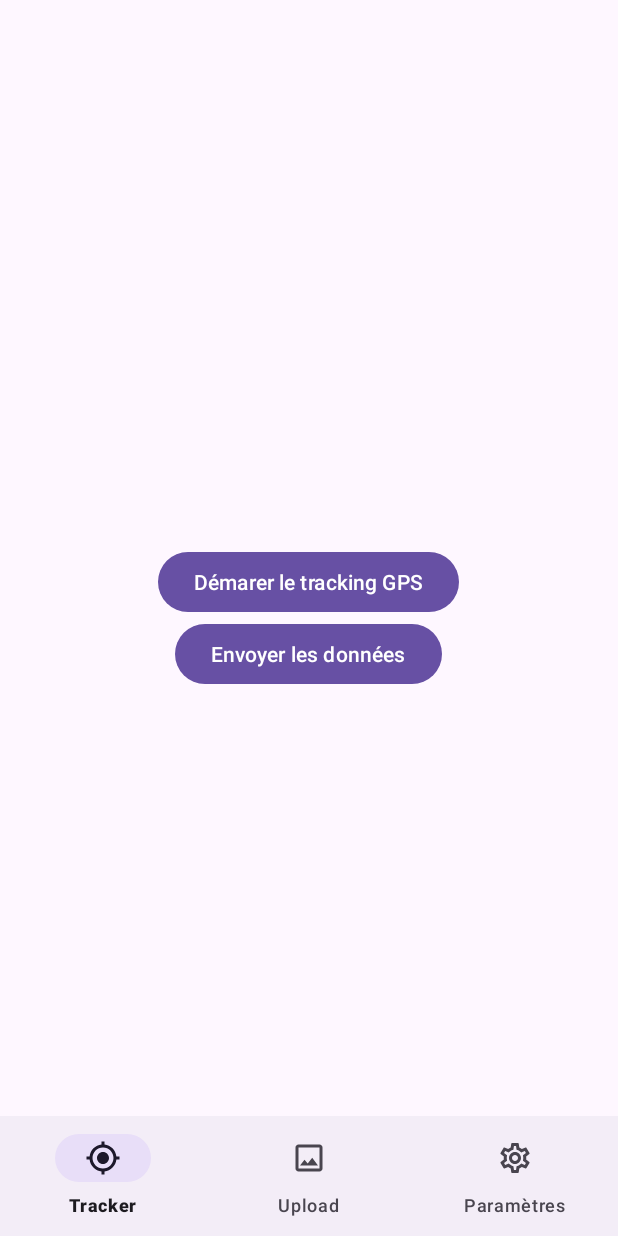
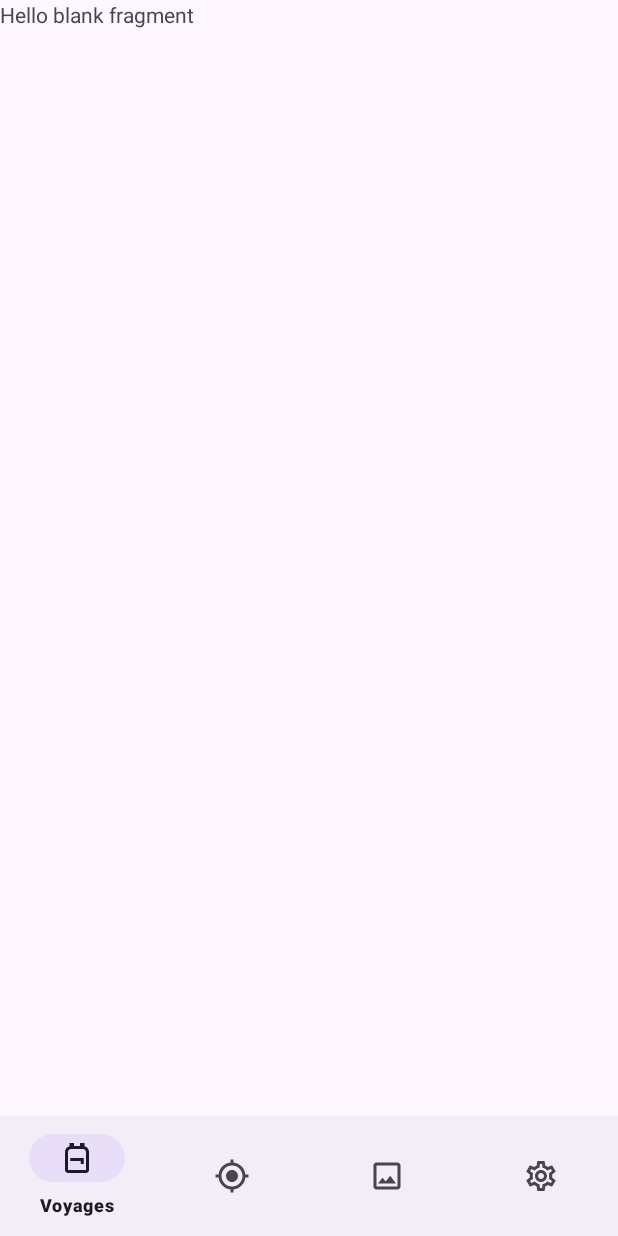
Before and after one commit to mrsolarius/backpacking-app, an Android app: the MainActivity screen opened directly, with no data from a screen before it, on a phone screen of 412 x 824 dp. Run offline under Robolectric (Android 15) with nearby library versions, the phone set to English and light mode, and no system bars.

Commit message:
feat(app): Ajout du fragment des voyages

```diff
--- a/app/src/main/java/fr/louisvolat/view/MainActivity.kt
+++ b/app/src/main/java/fr/louisvolat/view/MainActivity.kt
@@ -19,7 +19,7 @@ class MainActivity : AppCompatActivity() {
         binding = ActivityMainBinding.inflate(layoutInflater)
         setContentView(binding.root)
 
-        supportFragmentManager.beginTransaction().replace(R.id.fragmentContainerView,MainFragment()).commit()
+        supportFragmentManager.beginTransaction().replace(R.id.fragmentContainerView,TravelsFragment()).commit()
 
         mbottomNavigationView=findViewById(R.id.bottom_navigation)
 
@@ -29,9 +29,14 @@ class MainActivity : AppCompatActivity() {
     private fun setupNavigation() {
         mbottomNavigationView.setOnItemSelectedListener { item ->
             when (item.itemId) {
+                R.id.travels -> {
+                    supportFragmentManager.beginTransaction()
+                        .replace(R.id.fragmentContainerView, TravelsFragment()).commit()
+                    true
+                }
                 R.id.tracker -> {
                     supportFragmentManager.beginTransaction()
-                        .replace(R.id.fragmentContainerView, MainFragment()).commit()
+                        .replace(R.id.fragmentContainerView, TrackerFragment()).commit()
                     true
                 }
                 R.id.upload -> {
--- a/app/src/main/java/fr/louisvolat/view/MainFragment.kt
+++ b/app/src/main/java/fr/louisvolat/view/TrackerFragment.kt
@@ -17,13 +17,13 @@ import androidx.work.NetworkType
 import androidx.work.OneTimeWorkRequest
 import androidx.work.WorkManager
 import fr.louisvolat.R
-import fr.louisvolat.databinding.FragmentMainBinding
+import fr.louisvolat.databinding.FragmentTrackerBinding
 import fr.louisvolat.locations.LocationService
 import fr.louisvolat.worker.UploadLocationsWorker
 import java.util.concurrent.TimeUnit
 
-class MainFragment : Fragment() {
-    private var _binding: FragmentMainBinding? = null
+class TrackerFragment : Fragment() {
+    private var _binding: FragmentTrackerBinding? = null
 
     // This property is only valid between onCreateView and
     // onDestroyView.
@@ -42,7 +42,7 @@ class MainFragment : Fragment() {
     ): View {
         // Inflate the layout for this fragment
 
-        _binding = FragmentMainBinding.inflate(inflater, container, false)
+        _binding = FragmentTrackerBinding.inflate(inflater, container, false)
 
         this.buttonTrack = binding.buttonTack
         this.buttonSend = binding.buttonSendData
--- /dev/null
+++ b/app/src/main/java/fr/louisvolat/view/TravelsFragment.kt
@@ -0,0 +1,28 @@
+package fr.louisvolat.view
+
+import android.os.Bundle
+import androidx.fragment.app.Fragment
+import android.view.LayoutInflater
+import android.view.View
+import android.view.ViewGroup
+import fr.louisvolat.R
+
+/**
+ * A simple [Fragment] subclass.
+ * Use the [TravelsFragment.newInstance] factory method to
+ * create an instance of this fragment.
+ */
+class TravelsFragment : Fragment() {
+
+    override fun onCreate(savedInstanceState: Bundle?) {
+        super.onCreate(savedInstanceState)
+    }
+
+    override fun onCreateView(
+        inflater: LayoutInflater, container: ViewGroup?,
+        savedInstanceState: Bundle?
+    ): View? {
+        // Inflate the layout for this fragment
+        return inflater.inflate(R.layout.fragment_travels, container, false)
+    }
+}
--- /dev/null
+++ b/app/src/main/res/drawable/outline_backpack_24.xml
@@ -0,0 +1,9 @@
+<vector xmlns:android="http://schemas.android.com/apk/res/android"
+    android:width="24dp"
+    android:height="24dp"
+    android:viewportWidth="960"
+    android:viewportHeight="960">
+  <path
+      android:pathData="M240,880q-33,0 -56.5,-23.5T160,800v-480q0,-56 34,-98t86,-56v-86h120v80h160v-80h120v86q52,14 86,56t34,98v480q0,33 -23.5,56.5T720,880L240,880ZM240,800h480v-480q0,-33 -23.5,-56.5T640,240L320,240q-33,0 -56.5,23.5T240,320v480ZM580,640h80v-160L300,480v80h280v80ZM480,520Z"
+      android:fillColor="#1f1f1f"/>
+</vector>
--- a/app/src/main/res/layout/activity_main.xml
+++ b/app/src/main/res/layout/activity_main.xml
@@ -18,7 +18,7 @@
 
         <androidx.fragment.app.FragmentContainerView
             android:id="@+id/fragmentContainerView"
-            android:name="fr.louisvolat.view.MainFragment"
+            android:name="fr.louisvolat.view.TrackerFragment"
             android:layout_width="match_parent"
             android:layout_height="match_parent" />
     </FrameLayout>
--- a/app/src/main/res/layout/fragment_main.xml
+++ b/app/src/main/res/layout/fragment_tracker.xml
@@ -4,7 +4,7 @@
     android:layout_width="match_parent"
     android:layout_height="match_parent"
     android:orientation="vertical"
-    tools:context=".view.MainFragment">
+    tools:context=".view.TrackerFragment">
 
     <Space
         android:layout_width="match_parent"
--- /dev/null
+++ b/app/src/main/res/layout/fragment_travels.xml
@@ -0,0 +1,14 @@
+<?xml version="1.0" encoding="utf-8"?>
+<FrameLayout xmlns:android="http://schemas.android.com/apk/res/android"
+    xmlns:tools="http://schemas.android.com/tools"
+    android:layout_width="match_parent"
+    android:layout_height="match_parent"
+    tools:context=".view.TravelsFragment">
+
+    <!-- TODO: Update blank fragment layout -->
+    <TextView
+        android:layout_width="match_parent"
+        android:layout_height="match_parent"
+        android:text="@string/hello_blank_fragment" />
+
+</FrameLayout>
--- a/app/src/main/res/menu/menu.xml
+++ b/app/src/main/res/menu/menu.xml
@@ -1,6 +1,10 @@
 <?xml version="1.0" encoding="utf-8"?>
 <menu xmlns:android="http://schemas.android.com/apk/res/android">
 
+    <item
+        android:id="@+id/travels"
+        android:icon="@drawable/outline_backpack_24"
+        android:title="@string/menu_travels" />
     <item
         android:id="@+id/tracker"
         android:icon="@drawable/outline_my_location_24"
--- a/app/src/main/res/values/strings.xml
+++ b/app/src/main/res/values/strings.xml
@@ -39,4 +39,7 @@
     <string name="fields_required">Tous les champs sont requis</string>
     <string name="app_logo">Logo de l\'application</string>
     <string name="back_button">Retour</string>
+    <string name="menu_travels">Voyages\n</string>
+    <!-- TODO: Remove or change this placeholder text -->
+    <string name="hello_blank_fragment">Hello blank fragment</string>
 </resources>
```
